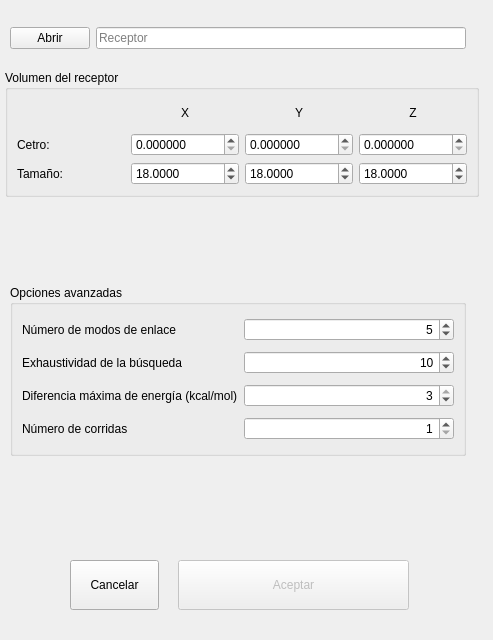
Old version of the form Views/uiVina.ui in the repository samuelvp360/SVP360CalculationController.
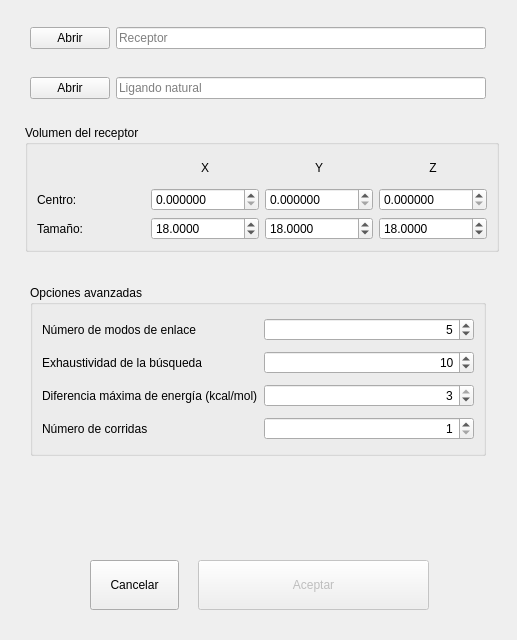
New version of the form.

```diff
--- a/Views/uiVina.ui
+++ b/Views/uiVina.ui
@@ -6,7 +6,7 @@
    <rect>
     <x>0</x>
     <y>0</y>
-    <width>493</width>
+    <width>517</width>
     <height>640</height>
    </rect>
   </property>
@@ -16,8 +16,8 @@
   <widget class="QGroupBox" name="groupBox">
    <property name="geometry">
     <rect>
-     <x>5</x>
-     <y>70</y>
+     <x>25</x>
+     <y>125</y>
      <width>474</width>
      <height>127</height>
     </rect>
@@ -61,7 +61,7 @@
       <item row="1" column="0">
        <widget class="QLabel" name="label_4">
         <property name="text">
-         <string>Cetro:</string>
+         <string>Centro:</string>
         </property>
        </widget>
       </item>
@@ -169,7 +169,7 @@
   <widget class="QGroupBox" name="groupBox_2">
    <property name="geometry">
     <rect>
-     <x>10</x>
+     <x>30</x>
      <y>285</y>
      <width>456</width>
      <height>171</height>
@@ -280,7 +280,7 @@
    </property>
    <property name="geometry">
     <rect>
-     <x>178</x>
+     <x>198</x>
      <y>560</y>
      <width>231</width>
      <height>50</height>
@@ -302,7 +302,7 @@
   <widget class="QPushButton" name="uiCancelButton">
    <property name="geometry">
     <rect>
-     <x>70</x>
+     <x>90</x>
      <y>560</y>
      <width>89</width>
      <height>50</height>
@@ -324,7 +324,7 @@
   <widget class="QWidget" name="layoutWidget">
    <property name="geometry">
     <rect>
-     <x>10</x>
+     <x>30</x>
      <y>25</y>
      <width>456</width>
      <height>27</height>
@@ -347,6 +347,32 @@
     </item>
    </layout>
   </widget>
+  <widget class="QWidget" name="layoutWidget_2">
+   <property name="geometry">
+    <rect>
+     <x>30</x>
+     <y>75</y>
+     <width>456</width>
+     <height>27</height>
+    </rect>
+   </property>
+   <layout class="QHBoxLayout" name="horizontalLayout_3">
+    <item>
+     <widget class="QPushButton" name="uiOpenNatLigButton">
+      <property name="text">
+       <string>Abrir</string>
+      </property>
+     </widget>
+    </item>
+    <item>
+     <widget class="QLineEdit" name="uiNatLigLine">
+      <property name="placeholderText">
+       <string>Ligando natural </string>
+      </property>
+     </widget>
+    </item>
+   </layout>
+  </widget>
  </widget>
  <tabstops>
   <tabstop>uiOpenReceptorButton</tabstop>
```
Left out of the diff: 17 changed lines with no effect on the pictures.
